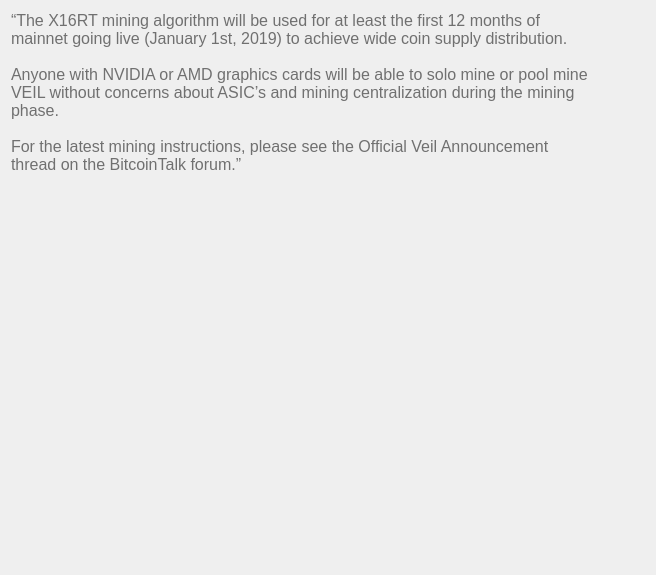
Qt form src/qt/veil/forms/settingsfaq09.ui (Veil-Project/veil) before a commit.
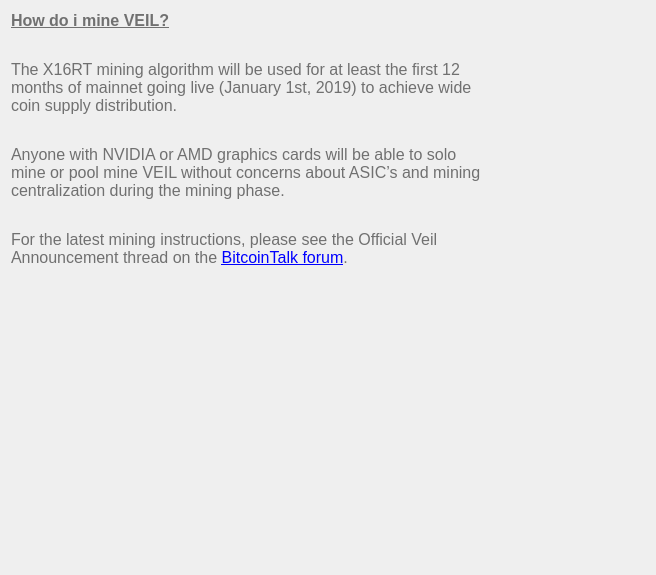
The same form after that commit.

The edit to the form file:
```diff
--- a/src/qt/veil/forms/settingsfaq09.ui
+++ b/src/qt/veil/forms/settingsfaq09.ui
@@ -33,11 +33,7 @@
       <string notr="true">font-weight:200;</string>
      </property>
      <property name="text">
-      <string>“The X16RT mining algorithm will be used for at least the first 12 months of mainnet going live (January 1st, 2019) to achieve wide coin supply distribution.
-
-Anyone with NVIDIA or AMD graphics cards will be able to solo mine or pool mine VEIL without concerns about ASIC’s and mining centralization during the mining phase.
-
-For the latest mining instructions, please see the Official Veil Announcement thread on the BitcoinTalk forum.”					</string>
+      <string>&lt;html&gt;&lt;head/&gt;&lt;body&gt;&lt;p&gt;&lt;span style=&quot; font-size:12pt; font-weight:600; text-decoration: underline;&quot;&gt;How do i mine VEIL?&lt;/span&gt;&lt;/p&gt;&lt;p&gt;&lt;span style=&quot; font-size:12pt;&quot;&gt;&lt;br/&gt;The X16RT mining algorithm will be used for at least the first 12 months of mainnet going live (January 1st, 2019) to achieve wide coin supply distribution.&lt;/span&gt;&lt;/p&gt;&lt;p&gt;&lt;br/&gt;&lt;span style=&quot; font-size:12pt;&quot;&gt;Anyone with NVIDIA or AMD graphics cards will be able to solo mine or pool mine VEIL without concerns about ASIC’s and mining centralization during the mining phase.&lt;/span&gt;&lt;/p&gt;&lt;p&gt;&lt;br/&gt;&lt;span style=&quot; font-size:12pt;&quot;&gt;For the latest mining instructions, please see the Official Veil Announcement thread on the &lt;/span&gt;&lt;a target=&quot;_blank&quot; href=&quot;https://bitcointalk.org/index.php?topic=5065331.0&quot;&gt;&lt;span style=&quot; text-decoration: underline; color:#0000ff;&quot;&gt;BitcoinTalk forum&lt;/span&gt;&lt;/a&gt;&lt;span style=&quot; font-size:12pt;&quot;&gt;. &lt;/span&gt;&lt;/p&gt;&lt;/body&gt;&lt;/html&gt;</string>
      </property>
      <property name="alignment">
       <set>Qt::AlignLeading|Qt::AlignLeft|Qt::AlignTop</set>
```
